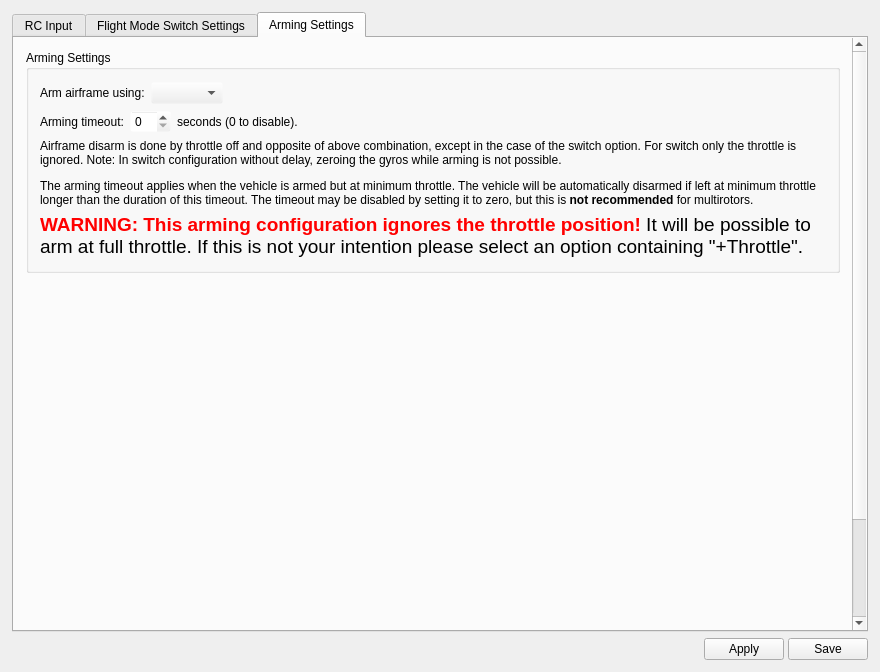
Old version of the form ground/gcs/src/plugins/config/input.ui in the repository d-ronin/dRonin.
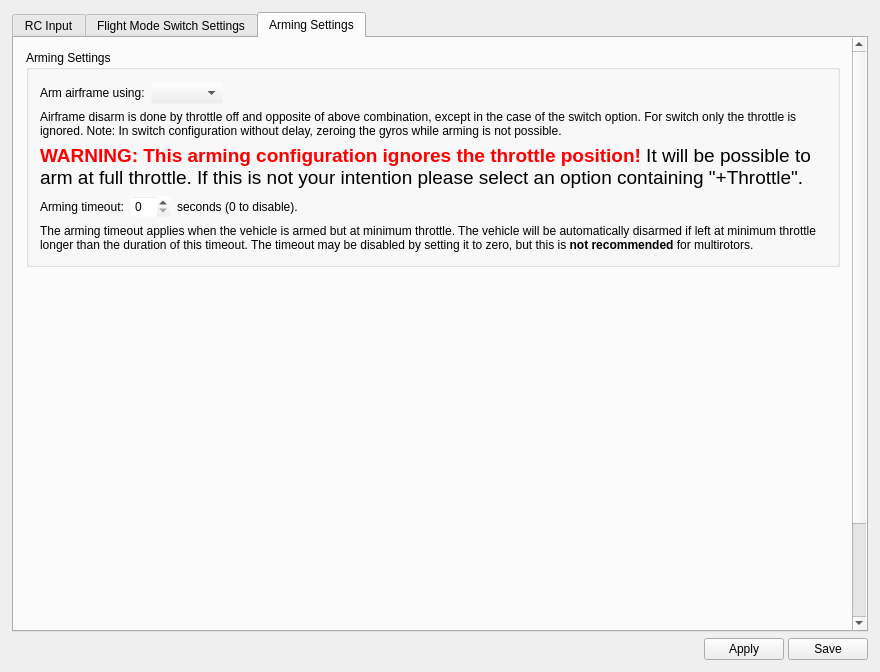
New version of the form. The open tabs and pages were chosen to show the change. Icons and pictures are not drawn.

Commit message: GCS:Config:Input: Move arming timeout below arming text

```diff
--- a/ground/gcs/src/plugins/config/input.ui
+++ b/ground/gcs/src/plugins/config/input.ui
@@ -1469,6 +1469,26 @@
                 </item>
                </layout>
               </item>
+              <item>
+               <widget class="QLabel" name="label_3">
+                <property name="text">
+                 <string>&lt;html&gt;&lt;head/&gt;&lt;body&gt;&lt;p&gt;Airframe disarm is done by throttle off and opposite of above combination, except in the case of the switch option. For switch only the throttle is ignored. Note: In switch configuration without delay, zeroing the gyros while arming is not possible.&lt;/p&gt;&lt;/body&gt;&lt;/html&gt;</string>
+                </property>
+                <property name="wordWrap">
+                 <bool>true</bool>
+                </property>
+               </widget>
+              </item>
+              <item>
+               <widget class="QLabel" name="lblThrottleCheckWarn">
+                <property name="text">
+                 <string>&lt;html&gt;&lt;head/&gt;&lt;body&gt;&lt;p&gt;&lt;span style=&quot; font-size:14pt; font-weight:600; color:#ff0000;&quot;&gt;WARNING: This arming configuration ignores the throttle position!&lt;/span&gt;&lt;span style=&quot; font-size:14pt;&quot;&gt; It will be possible to arm at full throttle. If this is not your intention please select an option containing &amp;quot;+Throttle&amp;quot;.&lt;/span&gt;&lt;/p&gt;&lt;/body&gt;&lt;/html&gt;</string>
+                </property>
+                <property name="wordWrap">
+                 <bool>true</bool>
+                </property>
+               </widget>
+              </item>
               <item>
                <layout class="QHBoxLayout" name="horizontalLayout_2">
                 <item>
@@ -1514,19 +1534,9 @@
                </layout>
               </item>
               <item>
-               <widget class="QLabel" name="label_3">
+               <widget class="QLabel" name="label_4">
                 <property name="text">
-                 <string>&lt;html&gt;&lt;head/&gt;&lt;body&gt;&lt;p&gt;Airframe disarm is done by throttle off and opposite of above combination, except in the case of the switch option. For switch only the throttle is ignored. Note: In switch configuration without delay, zeroing the gyros while arming is not possible. &lt;/p&gt;&lt;p&gt;The arming timeout applies when the vehicle is armed but at minimum throttle. The vehicle will be automatically disarmed if left at minimum throttle longer than the duration of this timeout. The timeout may be disabled by setting it to zero, but this is &lt;span style=&quot; font-weight:600;&quot;&gt;not recommended&lt;/span&gt; for multirotors.&lt;/p&gt;&lt;/body&gt;&lt;/html&gt;</string>
-                </property>
-                <property name="wordWrap">
-                 <bool>true</bool>
-                </property>
-               </widget>
-              </item>
-              <item>
-               <widget class="QLabel" name="lblThrottleCheckWarn">
-                <property name="text">
-                 <string>&lt;html&gt;&lt;head/&gt;&lt;body&gt;&lt;p&gt;&lt;span style=&quot; font-size:14pt; font-weight:600; color:#ff0000;&quot;&gt;WARNING: This arming configuration ignores the throttle position!&lt;/span&gt;&lt;span style=&quot; font-size:14pt;&quot;&gt; It will be possible to arm at full throttle. If this is not your intention please select an option containing &amp;quot;+Throttle&amp;quot;.&lt;/span&gt;&lt;/p&gt;&lt;/body&gt;&lt;/html&gt;</string>
+                 <string>&lt;html&gt;&lt;head/&gt;&lt;body&gt;&lt;p&gt;The arming timeout applies when the vehicle is armed but at minimum throttle. The vehicle will be automatically disarmed if left at minimum throttle longer than the duration of this timeout. The timeout may be disabled by setting it to zero, but this is &lt;span style=&quot; font-weight:600;&quot;&gt;not recommended&lt;/span&gt; for multirotors.&lt;/p&gt;&lt;/body&gt;&lt;/html&gt;</string>
                 </property>
                 <property name="wordWrap">
                  <bool>true</bool>
```
